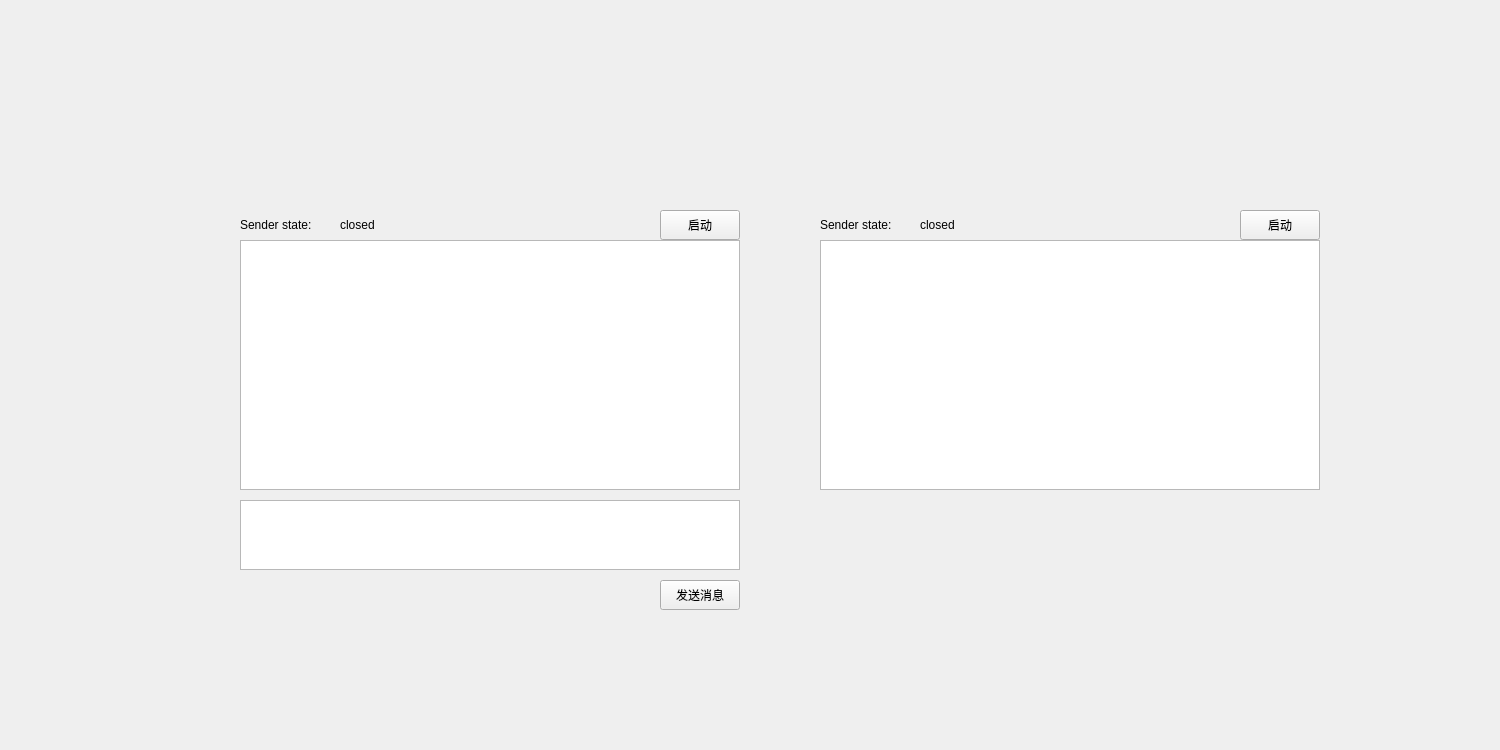
This is src/gui/mainui.ui in realth000/localcharger as Qt 5 draws it before an edit. The edited form follows.
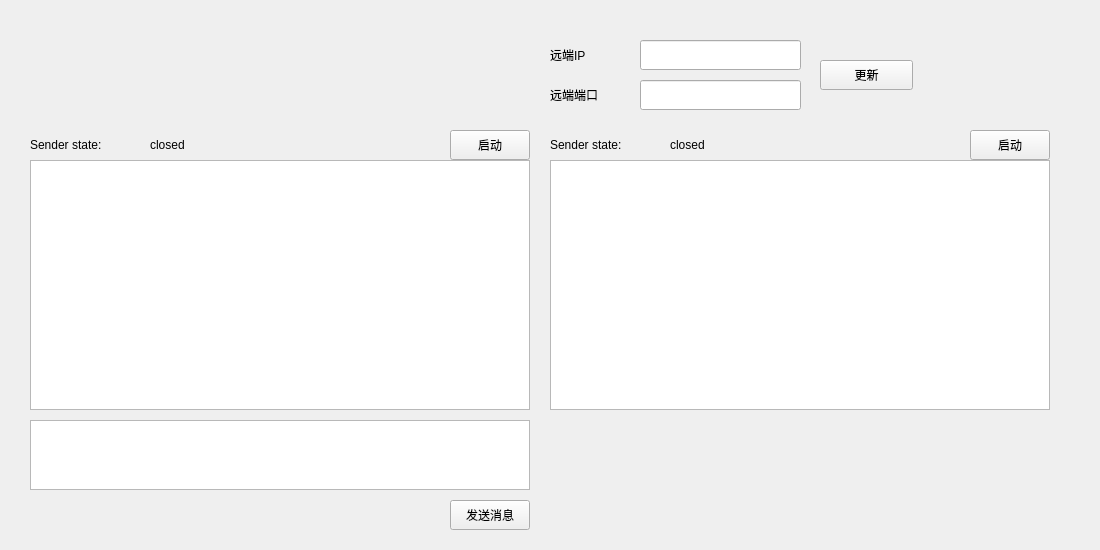
This is the edited form.

Commit message:
feat(MainUi):增加支持修改远端Url及Port
新增：
    增加支持修改远端Url及Port

优化：
    废弃WebSender中的processTextMessage及processBinaryMessage

```diff
--- a/src/gui/mainui.ui
+++ b/src/gui/mainui.ui
@@ -6,8 +6,8 @@
    <rect>
     <x>0</x>
     <y>0</y>
-    <width>1500</width>
-    <height>750</height>
+    <width>1100</width>
+    <height>550</height>
    </rect>
   </property>
   <property name="windowTitle">
@@ -16,8 +16,8 @@
   <widget class="QTextEdit" name="msgRecvTextEdit">
    <property name="geometry">
     <rect>
-     <x>820</x>
-     <y>240</y>
+     <x>550</x>
+     <y>160</y>
      <width>500</width>
      <height>250</height>
     </rect>
@@ -26,8 +26,8 @@
   <widget class="QTextEdit" name="msgSendTextEdit">
    <property name="geometry">
     <rect>
-     <x>240</x>
-     <y>240</y>
+     <x>30</x>
+     <y>160</y>
      <width>500</width>
      <height>250</height>
     </rect>
@@ -36,8 +36,8 @@
   <widget class="QTextEdit" name="msgReadyToSendTextEdit">
    <property name="geometry">
     <rect>
-     <x>240</x>
-     <y>500</y>
+     <x>30</x>
+     <y>420</y>
      <width>500</width>
      <height>70</height>
     </rect>
@@ -46,8 +46,8 @@
   <widget class="QPushButton" name="sendMsgButton">
    <property name="geometry">
     <rect>
-     <x>660</x>
-     <y>580</y>
+     <x>450</x>
+     <y>500</y>
      <width>80</width>
      <height>30</height>
     </rect>
@@ -59,9 +59,9 @@
   <widget class="QLabel" name="label">
    <property name="geometry">
     <rect>
-     <x>240</x>
-     <y>210</y>
-     <width>90</width>
+     <x>30</x>
+     <y>130</y>
+     <width>121</width>
      <height>30</height>
     </rect>
    </property>
@@ -72,8 +72,8 @@
   <widget class="QLabel" name="senderStateHintLabel">
    <property name="geometry">
     <rect>
-     <x>340</x>
-     <y>210</y>
+     <x>150</x>
+     <y>130</y>
      <width>91</width>
      <height>30</height>
     </rect>
@@ -85,8 +85,8 @@
   <widget class="QLabel" name="recverStateHintLabel">
    <property name="geometry">
     <rect>
-     <x>920</x>
-     <y>210</y>
+     <x>670</x>
+     <y>130</y>
      <width>91</width>
      <height>30</height>
     </rect>
@@ -98,9 +98,9 @@
   <widget class="QLabel" name="label_2">
    <property name="geometry">
     <rect>
-     <x>820</x>
-     <y>210</y>
-     <width>90</width>
+     <x>550</x>
+     <y>130</y>
+     <width>111</width>
      <height>30</height>
     </rect>
    </property>
@@ -111,8 +111,8 @@
   <widget class="QPushButton" name="startSenderPushButton">
    <property name="geometry">
     <rect>
-     <x>660</x>
-     <y>210</y>
+     <x>450</x>
+     <y>130</y>
      <width>80</width>
      <height>30</height>
     </rect>
@@ -124,8 +124,8 @@
   <widget class="QPushButton" name="pushButton">
    <property name="geometry">
     <rect>
-     <x>1240</x>
-     <y>210</y>
+     <x>970</x>
+     <y>130</y>
      <width>80</width>
      <height>30</height>
     </rect>
@@ -134,6 +134,65 @@
     <string>启动</string>
    </property>
   </widget>
+  <widget class="QLabel" name="label_3">
+   <property name="geometry">
+    <rect>
+     <x>550</x>
+     <y>40</y>
+     <width>72</width>
+     <height>30</height>
+    </rect>
+   </property>
+   <property name="text">
+    <string>远端IP</string>
+   </property>
+  </widget>
+  <widget class="QLabel" name="label_4">
+   <property name="geometry">
+    <rect>
+     <x>550</x>
+     <y>80</y>
+     <width>72</width>
+     <height>30</height>
+    </rect>
+   </property>
+   <property name="text">
+    <string>远端端口</string>
+   </property>
+  </widget>
+  <widget class="QLineEdit" name="senderUrlLineEdit">
+   <property name="geometry">
+    <rect>
+     <x>640</x>
+     <y>40</y>
+     <width>161</width>
+     <height>30</height>
+    </rect>
+   </property>
+  </widget>
+  <widget class="QLineEdit" name="senderPortLineEdit">
+   <property name="geometry">
+    <rect>
+     <x>640</x>
+     <y>80</y>
+     <width>161</width>
+     <height>30</height>
+    </rect>
+   </property>
+  </widget>
+  <widget class="QPushButton" name="uptSenderWebConfigPushButton">
+   <property name="geometry">
+    <rect>
+     <x>820</x>
+     <y>60</y>
+     <width>93</width>
+     <height>30</height>
+    </rect>
+   </property>
+   <property name="text">
+    <string>更新</string>
+   </property>
+  </widget>
  </widget>
  <resources/>
  <connections/>
```
Left out of the diff: 2 changed lines with no effect on the pictures. The commit also changes 4 other files.
